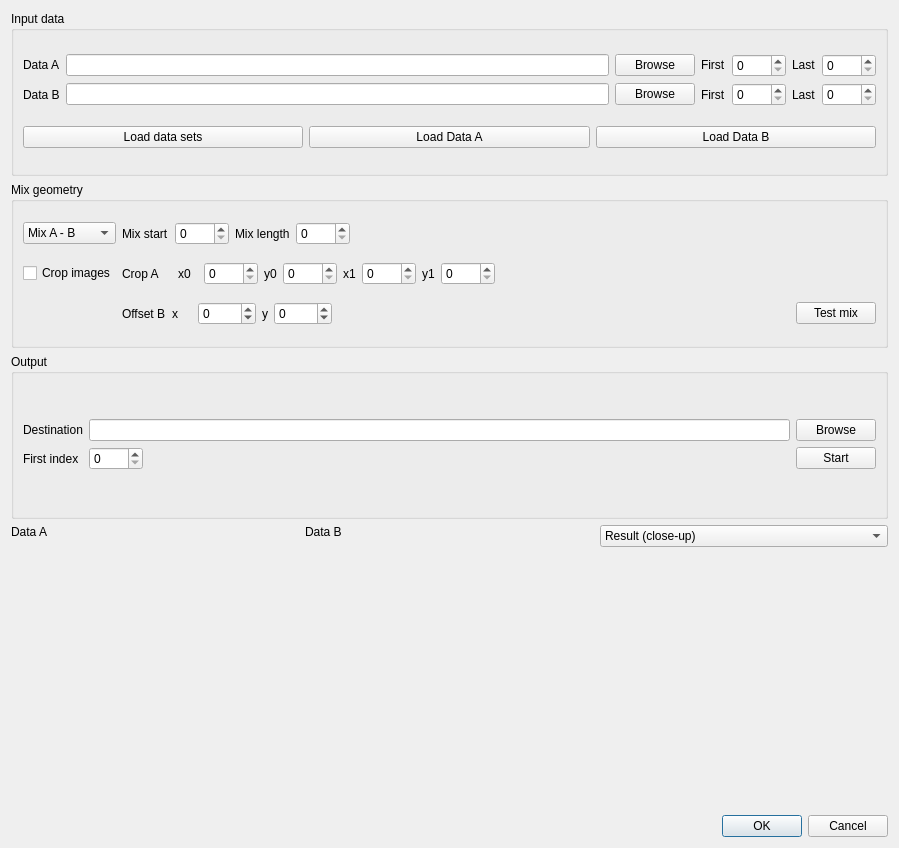
Qt form imagingtool/mergevolumesdialog.ui (neutronimaging/imagingsuite) before a commit.
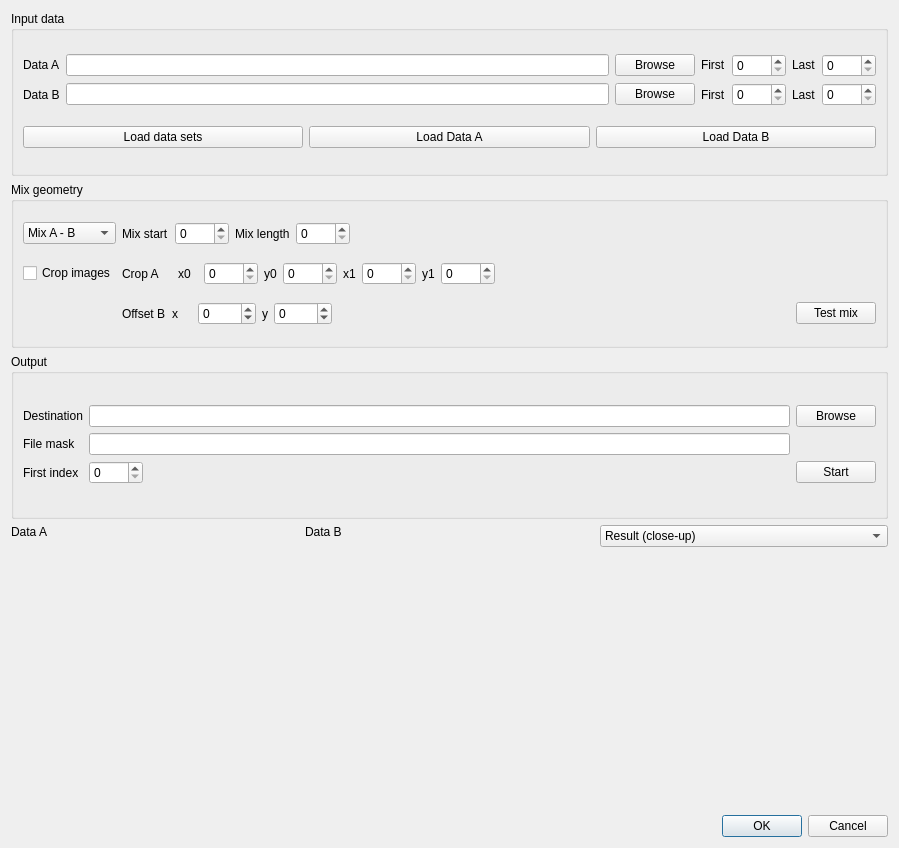
The same form after that commit. Custom widgets are drawn as their Qt base class.

Commit message: Adjusted for windows

```diff
--- a/imagingtool/mergevolumesdialog.ui
+++ b/imagingtool/mergevolumesdialog.ui
@@ -471,13 +471,6 @@
        <layout class="QGridLayout" name="gridLayout_4">
         <item row="0" column="0">
          <layout class="QGridLayout" name="gridLayout_3">
-          <item row="1" column="0">
-           <widget class="QLabel" name="label_20">
-            <property name="text">
-             <string>First index</string>
-            </property>
-           </widget>
-          </item>
           <item row="0" column="2">
            <widget class="QPushButton" name="pushButton_browseout">
             <property name="text">
@@ -492,10 +485,24 @@
             </property>
            </widget>
           </item>
+          <item row="4" column="2">
+           <widget class="QPushButton" name="pushButton_startmerge">
+            <property name="text">
+             <string>Start</string>
+            </property>
+           </widget>
+          </item>
+          <item row="4" column="0">
+           <widget class="QLabel" name="label_20">
+            <property name="text">
+             <string>First index</string>
+            </property>
+           </widget>
+          </item>
           <item row="0" column="1">
            <widget class="QLineEdit" name="lineEdit_pathout"/>
           </item>
-          <item row="1" column="1">
+          <item row="4" column="1">
            <widget class="QSpinBox" name="spinBox_firstout">
             <property name="sizePolicy">
              <sizepolicy hsizetype="Maximum" vsizetype="Fixed">
@@ -508,13 +515,16 @@
             </property>
            </widget>
           </item>
-          <item row="1" column="2">
-           <widget class="QPushButton" name="pushButton_startmerge">
+          <item row="1" column="0">
+           <widget class="QLabel" name="label_11">
             <property name="text">
-             <string>Start</string>
+             <string>File mask</string>
             </property>
            </widget>
           </item>
+          <item row="1" column="1">
+           <widget class="QLineEdit" name="lineEdit_OutMask"/>
+          </item>
          </layout>
         </item>
        </layout>
```
The commit also changes 1 other file.
